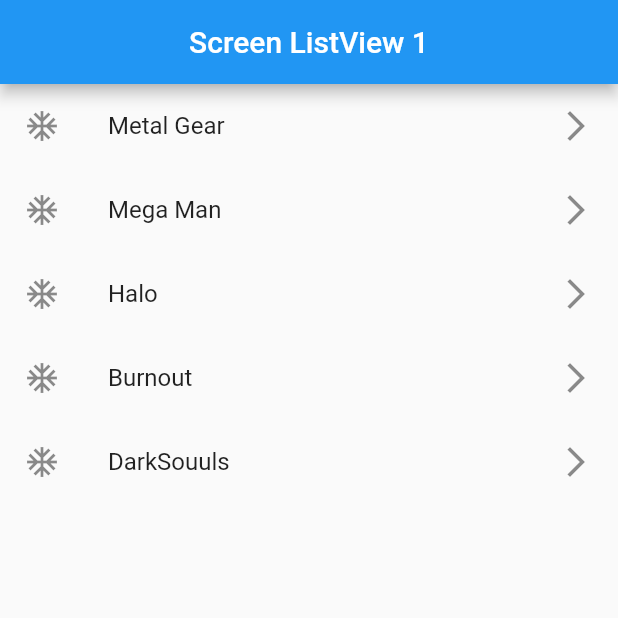
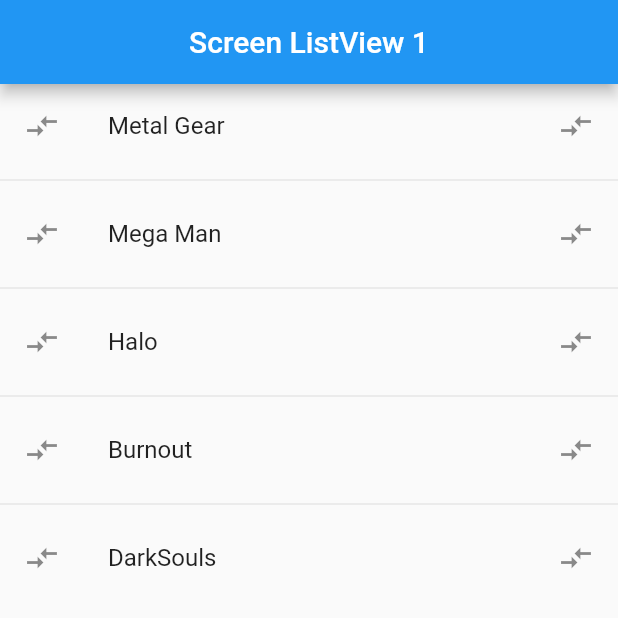
Before and after one commit to crgiosk/curso-flutter, a Flutter app: the screen it shows after launch, on a phone screen of 412 x 824 dp, the top half of it. Run offline on Flutter 3.47's test engine with Material 2 defaults, Android fonts, the light colour scheme and no system bars.

Commit message:
66. Listview: Builder y Separated.

```diff
--- a/flutter_components/lib/main.dart
+++ b/flutter_components/lib/main.dart
@@ -1,5 +1,6 @@
 import 'package:flutter/material.dart';
 import 'package:flutter_components/screens/list_view.dart';
+import 'package:flutter_components/screens/list_view_decorated.dart';
 
 void main() {
   runApp(const MyApp());
@@ -14,7 +15,7 @@
     return const MaterialApp(
       title: 'Flutter Demo',
       debugShowCheckedModeBanner: false,
-      home: ListView1Screen(),
+      home: ListViewDecorated(),
     );
   }
 }
--- /dev/null
+++ b/flutter_components/lib/screens/list_view_decorated.dart
@@ -0,0 +1,24 @@
+import 'package:flutter/material.dart';
+
+class ListViewDecorated extends StatelessWidget {
+  const ListViewDecorated({Key? key}) : super(key: key);
+  final options = const['Metal Gear', 'Mega Man', 'Halo', 'Burnout', 'DarkSouls'];
+
+  @override
+  Widget build(BuildContext context) {
+    return Scaffold(
+      appBar: AppBar(centerTitle: true, title: const Text("Screen ListView 1")),
+        body: ListView.separated(
+            itemBuilder: (context, index) => ListTile(
+              //icono a la izquierda del texto
+              leading: const Icon(Icons.compare_arrows),
+              //icono a la derecha del texto
+              trailing: const Icon(Icons.compare_arrows),
+              title: Text(options[index]),
+              onTap: (){},
+            ),
+            separatorBuilder: (_ , __) => const Divider(),
+            itemCount: options.length)
+    );
+  }
+}
```
